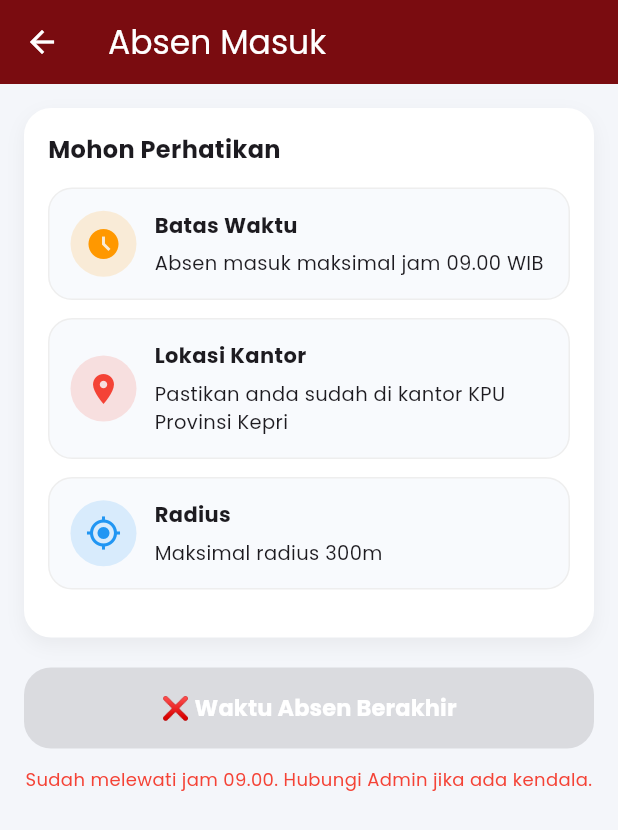
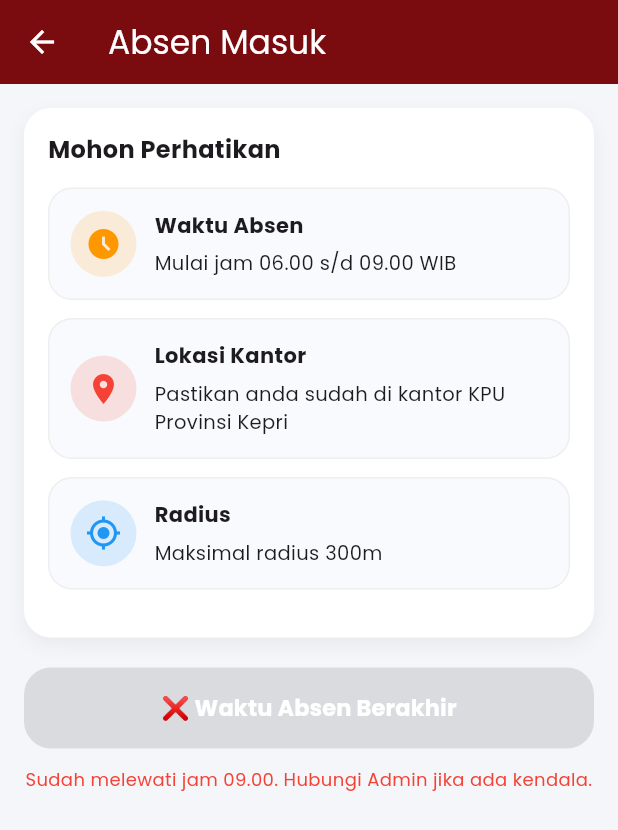
Before and after one commit to bondanchuk/absenkpukepri, a Flutter app: the CheckInPage screen opened directly with empty values, on a phone screen of 412 x 824 dp. Shown: the top 830 px of the screen. Run offline on Flutter 3.47's test engine with Material 3 defaults, Android fonts, the phone set to English and light mode, and no system bars; our stand-ins replace cloud_firestore, firebase_auth, firebase_core, flutter_image_compress, geolocator, google_fonts and 2 more; accounts and stored records are empty.

Commit message:
update batas awal absen masuk

```diff
--- a/lib/checkin_page.dart
+++ b/lib/checkin_page.dart
@@ -27,6 +27,13 @@ class _CheckInPageState extends State<CheckInPage> {
   String debugInfo = "";
   File? selfiePreview;
 
+  // ✅ Fungsi Cek Belum Waktunya (Sebelum 06.00)
+  bool isTooEarly() {
+    final now = DateTime.now();
+    final startTime = DateTime(now.year, now.month, now.day, 6, 0); // Jam 06:00
+    return now.isBefore(startTime);
+  }
+
   // ✅ Fungsi Cek Terlambat (Batas 09.00)
   bool isLate() {
     final now = DateTime.now();
@@ -41,6 +48,16 @@ class _CheckInPageState extends State<CheckInPage> {
 
   Future<void> checkIn() async {
     // ✅ Validasi Waktu Sebelum Proses
+    if (isTooEarly()) {
+      ScaffoldMessenger.of(context).showSnackBar(
+        const SnackBar(
+          content: Text("⏳ Belum waktunya absen. Absen dimulai jam 06.00 WIB."),
+          backgroundColor: Colors.orange,
+        ),
+      );
+      return;
+    }
+
     if (isLate()) {
       ScaffoldMessenger.of(context).showSnackBar(
         const SnackBar(
@@ -201,8 +218,10 @@ class _CheckInPageState extends State<CheckInPage> {
 
   @override
   Widget build(BuildContext context) {
-    // Cek status terlambat untuk UI
+    // Cek status waktu untuk UI
+    final bool earlyStatus = isTooEarly();
     final bool lateStatus = isLate();
+    final bool cannotAbsen = earlyStatus || lateStatus;
 
     return Scaffold(
       backgroundColor: const Color(0xFFF4F6FA),
@@ -244,10 +263,10 @@ class _CheckInPageState extends State<CheckInPage> {
                     ),
                     const SizedBox(height: 14),
                     infoBox(
-                      "Batas Waktu",
-                      "Absen masuk maksimal jam 09.00 WIB",
+                      "Waktu Absen",
+                      "Mulai jam 06.00 s/d 09.00 WIB",
                       Icons.access_time_filled,
-                      lateStatus ? Colors.orange : Colors.green,
+                      cannotAbsen ? Colors.orange : Colors.green,
                     ),
                     const SizedBox(height: 12),
                     infoBox(
@@ -300,16 +319,16 @@ class _CheckInPageState extends State<CheckInPage> {
                 height: 54,
                 child: ElevatedButton(
                   style: ElevatedButton.styleFrom(
-                    // Tombol jadi abu-abu jika terlambat atau loading
-                    backgroundColor: lateStatus
+                    // Tombol jadi abu-abu jika belum waktunya atau terlambat
+                    backgroundColor: cannotAbsen
                         ? Colors.grey
                         : const Color(0xFF7A0C10),
                     shape: RoundedRectangleBorder(
                       borderRadius: BorderRadius.circular(18),
                     ),
                   ),
-                  // Disable tombol jika terlambat
-                  onPressed: (_loading || lateStatus) ? null : checkIn,
+                  // Disable tombol jika tidak bisa absen
+                  onPressed: (_loading || cannotAbsen) ? null : checkIn,
                   child: _loading
                       ? const SizedBox(
                           height: 24,
@@ -320,7 +339,9 @@ class _CheckInPageState extends State<CheckInPage> {
                           ),
                         )
                       : Text(
-                          lateStatus
+                          earlyStatus
+                              ? "⏳ Belum Waktu Absen"
+                              : lateStatus
                               ? "❌ Waktu Absen Berakhir"
                               : "✅ Absen Masuk Sekarang",
                           style: const TextStyle(
@@ -331,6 +352,20 @@ class _CheckInPageState extends State<CheckInPage> {
                         ),
                 ),
               ),
+
+              if (earlyStatus)
+                const Padding(
+                  padding: EdgeInsets.only(top: 12),
+                  child: Text(
+                    "Absen masuk baru bisa dilakukan mulai pukul 06.00 WIB.",
+                    style: TextStyle(
+                      color: Colors.orange,
+                      fontSize: 12,
+                      fontWeight: FontWeight.bold,
+                    ),
+                    textAlign: TextAlign.center,
+                  ),
+                ),
 
               if (lateStatus)
                 const Padding(
```
